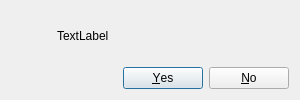
Qt form src/ui/skeletons/confirm_dialog.ui (132nd-etcher/EASI) before a commit.
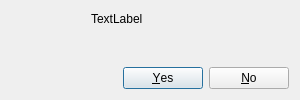
The same form after that commit. Icons and pictures are not drawn.

Commit message: added spacing to confirm dialog

```diff
--- a/src/ui/skeletons/confirm_dialog.ui
+++ b/src/ui/skeletons/confirm_dialog.ui
@@ -36,8 +36,14 @@
    <bool>true</bool>
   </property>
   <layout class="QVBoxLayout" name="verticalLayout">
+   <property name="spacing">
+    <number>40</number>
+   </property>
    <item>
     <layout class="QHBoxLayout" name="horizontalLayout">
+     <property name="spacing">
+      <number>40</number>
+     </property>
      <item>
       <widget class="QLabel" name="label_2">
        <property name="maximumSize">
```
The commit also changes 1 other file.
